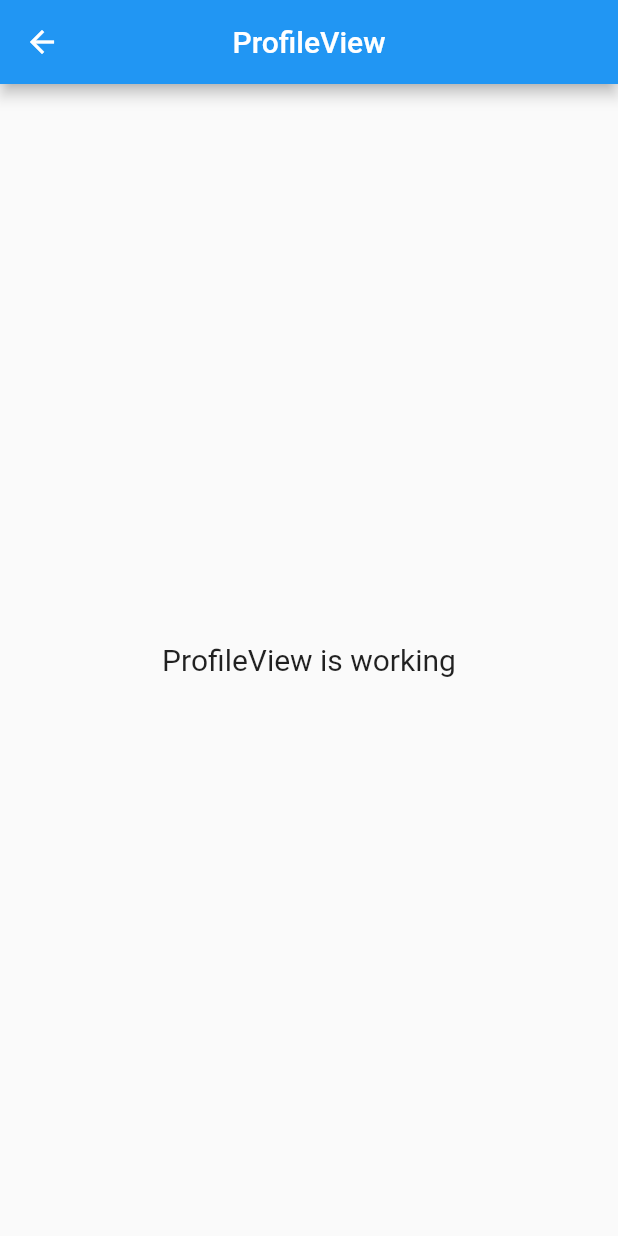
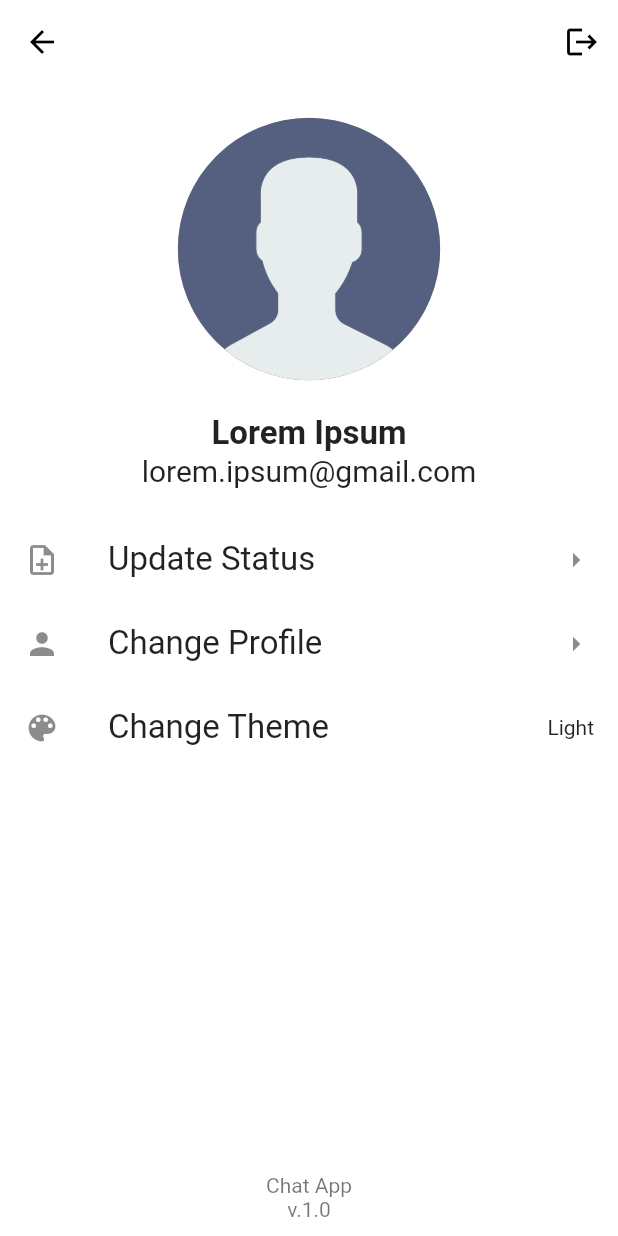
Before and after one commit to nacth/chat, a Flutter app: the ProfileView screen opened by its route, on a phone screen of 412 x 824 dp. Run offline on Flutter 3.47's test engine with Material 2 defaults, Android fonts, the phone set to English and light mode, and no system bars; drawn by our look-alikes of avatar_glow; our stand-ins replace firebase_core, get, introduction_screen, lottie; accounts and stored records are empty; project files that could hold a hidden picture were left out.

Commit message:
add profile screen

```diff
--- a/lib/app/modules/profile/views/profile_view.dart
+++ b/lib/app/modules/profile/views/profile_view.dart
@@ -1,5 +1,5 @@
+import 'package:avatar_glow/avatar_glow.dart';
 import 'package:flutter/material.dart';
-
 import 'package:get/get.dart';
 
 import '../controllers/profile_controller.dart';
@@ -8,15 +8,118 @@ class ProfileView extends GetView<ProfileController> {
   @override
   Widget build(BuildContext context) {
     return Scaffold(
+      backgroundColor: Colors.white,
       appBar: AppBar(
-        title: Text('ProfileView'),
-        centerTitle: true,
+        elevation: 0,
+        backgroundColor: Colors.white,
+        leading: IconButton(
+          onPressed: () {},
+          icon: Icon(
+            Icons.arrow_back,
+            color: Colors.black,
+          ),
+        ),
+        actions: [
+          IconButton(
+            onPressed: () {},
+            icon: Icon(
+              Icons.logout,
+              color: Colors.black,
+            ),
+          )
+        ],
       ),
-      body: Center(
-        child: Text(
-          'ProfileView is working',
-          style: TextStyle(fontSize: 20),
-        ),
+      body: Column(
+        children: [
+          Container(
+            child: Column(
+              children: [
+                AvatarGlow(
+                  endRadius: 110,
+                  glowColor: Colors.black,
+                  duration: Duration(seconds: 2),
+                  child: Container(
+                    margin: EdgeInsets.all(15),
+                    width: 175,
+                    height: 175,
+                    decoration: BoxDecoration(
+                        color: Colors.black38,
+                        borderRadius: BorderRadius.circular(100),
+                        image: DecorationImage(
+                            image: AssetImage("assets/logo/noimage.png"),
+                            fit: BoxFit.cover)),
+                  ),
+                ),
+                Text(
+                  "Lorem Ipsum",
+                  style: TextStyle(
+                    fontSize: 22,
+                    fontWeight: FontWeight.bold,
+                  ),
+                  textAlign: TextAlign.center,
+                ),
+                Text(
+                  "lorem.ipsum@gmail.com",
+                  style: TextStyle(fontSize: 20),
+                  textAlign: TextAlign.center,
+                ),
+              ],
+            ),
+          ),
+          SizedBox(height: 20),
+          Expanded(
+            child: Container(
+              child: Column(
+                children: [
+                  ListTile(
+                    onTap: () {},
+                    leading: Icon(Icons.note_add_outlined),
+                    title: Text(
+                      "Update Status",
+                      style: TextStyle(fontSize: 22),
+                    ),
+                    trailing: Icon(Icons.arrow_right),
+                  ),
+                  ListTile(
+                    onTap: () {},
+                    leading: Icon(Icons.person),
+                    title: Text(
+                      "Change Profile",
+                      style: TextStyle(fontSize: 22),
+                    ),
+                    trailing: Icon(Icons.arrow_right),
+                  ),
+                  ListTile(
+                    onTap: () {},
+                    leading: Icon(Icons.color_lens),
+                    title: Text(
+                      "Change Theme",
+                      style: TextStyle(fontSize: 22),
+                    ),
+                    trailing: Text("Light"),
+                  ),
+                ],
+              ),
+            ),
+          ),
+          Container(
+            margin:
+                EdgeInsets.only(bottom: context.mediaQueryPadding.bottom + 10),
+            child: Column(
+              mainAxisAlignment: MainAxisAlignment.center,
+              children: [
+                Text(
+                  "Chat App",
+                  style: TextStyle(color: Colors.black54),
+                ),
+                Text(
+                  "v.1.0",
+                  style: TextStyle(color: Colors.black54),
+                )
+              ],
+            ),
+          ),
+        ],
       ),
     );
   }
--- a/lib/main.dart
+++ b/lib/main.dart
@@ -25,7 +25,7 @@ class MyApp extends StatelessWidget {
     return GetMaterialApp(
       debugShowCheckedModeBanner: false,
       title: "Chat App",
-      initialRoute: Routes.SEARCH,
+      initialRoute: Routes.PROFILE,
       getPages: AppPages.routes,
     );
     // return FutureBuilder(
--- a/pubspec.yaml
+++ b/pubspec.yaml
@@ -13,6 +13,7 @@ dependencies:
   google_sign_in: ^5.0.7
   lottie: ^1.1.0
   introduction_screen: ^2.1.0
+  avatar_glow: ^2.0.1
   flutter:
     sdk: flutter
 
```
Also changed, not shown: pubspec.lock.
